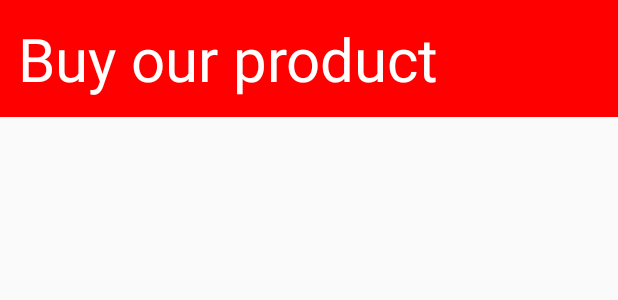
After one commit to Chris8018/simple_facebook_newfeed, an Android app: the layout ad_row.xml on its own in the app's theme, with its tools: preview values and no code run, on a phone screen of 412 x 824 dp. The commit adds this screen. Shown: the top 300 px of the screen. Run offline under Robolectric (Android 15) with nearby library versions, the phone set to English and light mode, and no system bars.

Commit message:
Add ad_row

```diff
--- a/app/src/main/java/com/example/simplefacebooknewfeed/PostAdapter.java
+++ b/app/src/main/java/com/example/simplefacebooknewfeed/PostAdapter.java
@@ -2,6 +2,7 @@ package com.example.simplefacebooknewfeed;
 
 import android.support.annotation.NonNull;
 import android.support.v7.widget.RecyclerView;
+import android.util.Log;
 import android.view.LayoutInflater;
 import android.view.View;
 import android.view.ViewGroup;
@@ -22,6 +23,7 @@ class PostAdapter extends RecyclerView.Adapter<PostAdapter.ViewHolder> {
     @NonNull
     @Override
     public PostAdapter.ViewHolder onCreateViewHolder(@NonNull ViewGroup viewGroup, int i) {
+        Log.d("ViewType", "Type is " + i);
         View view = LayoutInflater.from(viewGroup.getContext())
                 .inflate(R.layout.post_row, viewGroup, false);
         return new ViewHolder(view);
@@ -40,6 +42,11 @@ class PostAdapter extends RecyclerView.Adapter<PostAdapter.ViewHolder> {
     @Override
     public int getItemCount() {
         return posts.size();
+    }
+
+    @Override
+    public int getItemViewType(int position) {
+        return 0;
     }
 
     class ViewHolder extends RecyclerView.ViewHolder {
--- /dev/null
+++ b/app/src/main/res/layout/ad_row.xml
@@ -0,0 +1,17 @@
+<?xml version="1.0" encoding="utf-8"?>
+<android.support.constraint.ConstraintLayout xmlns:android="http://schemas.android.com/apk/res/android"
+    android:layout_width="match_parent"
+    android:layout_height="wrap_content"
+    android:background="#FF0000">
+
+    <TextView
+        android:id="@+id/ad_text"
+        android:layout_width="wrap_content"
+        android:layout_height="wrap_content"
+        android:padding="@dimen/std_space"
+        android:text="Buy our product"
+        android:textColor="#FFFFFF"
+        android:textSize="40dp" />
+
+
+</android.support.constraint.ConstraintLayout>
```
